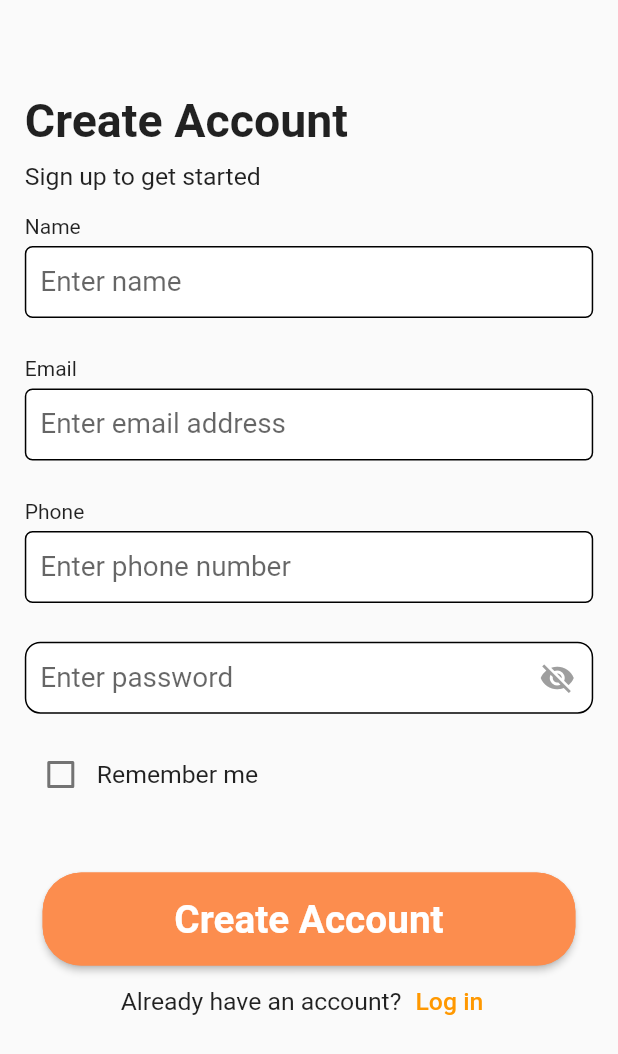
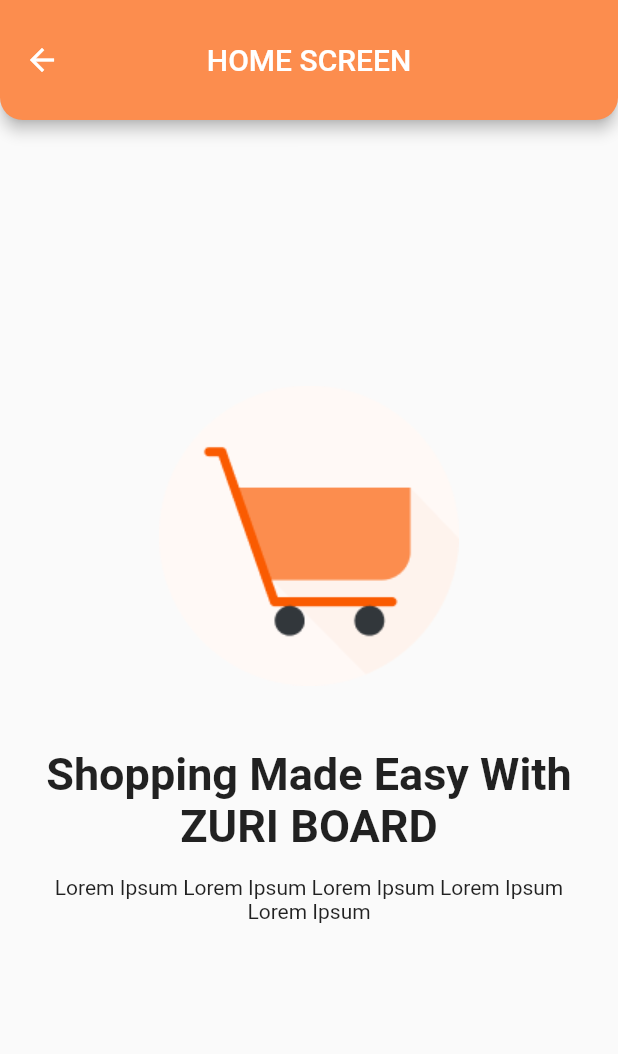
Before and after one commit to OstrichFarmer/zuri, a Flutter app: the screen it shows after launch, after a tap on "Create Account", on a phone screen of 412 x 824 dp. Shown: the top 1054 px of the screen. Run offline on Flutter 3.47's test engine with Material 2 defaults, Android fonts, the phone set to English and light mode, and no system bars; our stand-ins replace get.

Commit message:
finished the home screen

```diff
--- a/lib/main.dart
+++ b/lib/main.dart
@@ -16,7 +16,7 @@
       debugShowCheckedModeBanner: false,
       title: 'Flutter Demo',
       theme: ThemeData(
-        primarySwatch: Colors.orange,
+        primarySwatch: Colors.deepOrange,
       ),
       home: const SplashScreen(),
     );
--- /dev/null
+++ b/lib/screens/onboarding/home.dart
@@ -0,0 +1,54 @@
+import 'package:flutter/material.dart';
+import 'package:zuri/utilities/colors.dart';
+import '../../utilities/dimensions.dart';
+
+class HomeScreen extends StatelessWidget {
+  const HomeScreen({Key? key}) : super(key: key);
+
+  @override
+  Widget build(BuildContext context) {
+    return Scaffold(
+      appBar: AppBar(
+        backgroundColor: AppColors.royalOrange,
+        toolbarHeight: 80,
+        title: const Text('HOME SCREEN'),
+        centerTitle: true,
+        shape: const RoundedRectangleBorder(
+          borderRadius: BorderRadius.only(
+              bottomLeft: Radius.circular(15),
+              bottomRight: Radius.circular(15)),
+        ),
+      ),
+      body: Padding(
+        padding: const EdgeInsets.all(20.0),
+        child: Column(
+          crossAxisAlignment: CrossAxisAlignment.center,
+          mainAxisAlignment: MainAxisAlignment.center,
+          children: [
+            const Image(
+              image: AssetImage('assets/images/shopping_cart.png'),
+            ),
+            SizedBox(
+              height: Dimensions.height20 * 2,
+            ),
+            const Text(
+              'Shopping Made Easy With ZURI BOARD',
+              textAlign: TextAlign.center,
+              style: TextStyle(fontSize: 30, fontWeight: FontWeight.bold),
+            ),
+            SizedBox(
+              height: Dimensions.height15,
+            ),
+            const Text(
+              'Lorem Ipsum Lorem Ipsum Lorem Ipsum Lorem Ipsum Lorem Ipsum',
+              textAlign: TextAlign.center,
+            ),
+            SizedBox(
+              height: Dimensions.height10 * 3,
+            ),
+          ],
+        ),
+      ),
+    );
+  }
+}
--- a/lib/screens/onboarding/login.dart
+++ b/lib/screens/onboarding/login.dart
@@ -1,4 +1,6 @@
 import 'package:flutter/material.dart';
+import 'package:get/get.dart';
+import 'package:zuri/screens/onboarding/home.dart';
 import '../../../utilities/constants.dart';
 import '../../../utilities/dimensions.dart';
 import '../../../widgets/custom_password_form.dart';
@@ -44,7 +46,7 @@
                     SizedBox(
                       height: Dimensions.height15,
                     ),
-                    Text('Email'),
+                    const Text('Email'),
                     SizedBox(
                       height: Dimensions.height5,
                     ),
@@ -55,7 +57,7 @@
                     SizedBox(
                       height: Dimensions.height25,
                     ),
-                    Text('Password'),
+                    const Text('Password'),
                     SizedBox(
                       height: Dimensions.height5,
                     ),
@@ -77,7 +79,11 @@
                       height: Dimensions.height50,
                     ),
                     Center(
-                      child: CustomButton(title: 'Sign In', ontap: () {}),
+                      child: CustomButton(
+                          title: 'Sign In',
+                          ontap: () {
+                            Get.to(() => const HomeScreen());
+                          }),
                     ),
                   ],
                 ),
--- a/lib/screens/onboarding/signup_screen.dart
+++ b/lib/screens/onboarding/signup_screen.dart
@@ -1,5 +1,6 @@
 import 'package:flutter/material.dart';
 import 'package:get/get.dart';
+import 'package:zuri/screens/onboarding/home.dart';
 import '../../../widgets/custom_textfield.dart';
 import '../../utilities/colors.dart';
 import '../../utilities/constants.dart';
@@ -48,7 +49,7 @@
                   SizedBox(
                     height: Dimensions.height15,
                   ),
-                  Text('Name'),
+                  const Text('Name'),
                   SizedBox(
                     height: Dimensions.height5,
                   ),
@@ -59,7 +60,7 @@
                   SizedBox(
                     height: Dimensions.height25,
                   ),
-                  Text('Email'),
+                 const  Text('Email'),
                   SizedBox(
                     height: Dimensions.height5,
                   ),
@@ -70,7 +71,7 @@
                   SizedBox(
                     height: Dimensions.height25,
                   ),
-                  Text('Phone'),
+                 const  Text('Phone'),
                   SizedBox(
                     height: Dimensions.height5,
                   ),
@@ -111,7 +112,7 @@
                     child: CustomButton(
                         title: 'Create Account',
                         ontap: () {
-                          // Get.to(() => OtpVerificationScreen());
+                          Get.to(() => const HomeScreen());
                         }),
                   ),
                   Row(
@@ -123,7 +124,7 @@
                       ),
                       TextButton(
                           onPressed: () {
-                            Get.to(() => LoginScreen());
+                            Get.to(() =>const  LoginScreen());
                           },
                           child: Text(
                             'Log in',
--- a/lib/screens/splashscreen/splashscreen.dart
+++ b/lib/screens/splashscreen/splashscreen.dart
@@ -20,7 +20,7 @@
   _navigatetosplash() async {
     await Future.delayed(const Duration(seconds: 3), () {});
     if (!mounted) return;
-    Get.to(() => SignUpScreen());
+    Get.to(() => const SignUpScreen());
   }
 
   @override
--- a/lib/widgets/custom_password_form.dart
+++ b/lib/widgets/custom_password_form.dart
@@ -5,6 +5,7 @@
 class CustomPasswordTextBox extends StatefulWidget {
   final Function(String) onchanged;
   final String hintText;
+  // ignore: use_key_in_widget_constructors
   const CustomPasswordTextBox(this.onchanged, this.hintText);
 
   @override
@@ -26,11 +27,11 @@
         fillColor: Colors.white,
         suffixIcon: IconButton(
           icon: obscure
-              ? Icon(
+              ? const Icon(
                   Icons.visibility_off,
                   color: Colors.grey,
                 )
-              : Icon(
+              : const Icon(
                   Icons.visibility,
                   color: AppColors.royalOrange,
                 ),
@@ -47,7 +48,7 @@
         ),
         focusedBorder: OutlineInputBorder(
           borderRadius: BorderRadius.circular(Dimensions.height10),
-          borderSide: BorderSide(
+          borderSide: const BorderSide(
             color: AppColors.royalOrange,
           ),
         ),
--- a/lib/widgets/custom_textfield.dart
+++ b/lib/widgets/custom_textfield.dart
@@ -5,6 +5,7 @@
 class CustomTextField extends StatelessWidget {
   final String hintText;
   final Function onchanged;
+  // ignore: use_key_in_widget_constructors
   const CustomTextField({
     Key? key,
     required this.hintText,
--- a/pubspec.yaml
+++ b/pubspec.yaml
@@ -51,8 +51,8 @@
   # the material Icons class.
   uses-material-design: true
   # To add assets to your application, add an assets section, like this:
-  # assets:
-  #   - images/a_dot_burr.jpeg
+  assets:
+    - assets/images/
   #   - images/a_dot_ham.jpeg
   # An image asset can refer to one or more resolution-specific "variants", see
   # https://flutter.dev/assets-and-images/#resolution-aware
```
Also changed, not shown: assets/images/shopping_cart.png (added).
